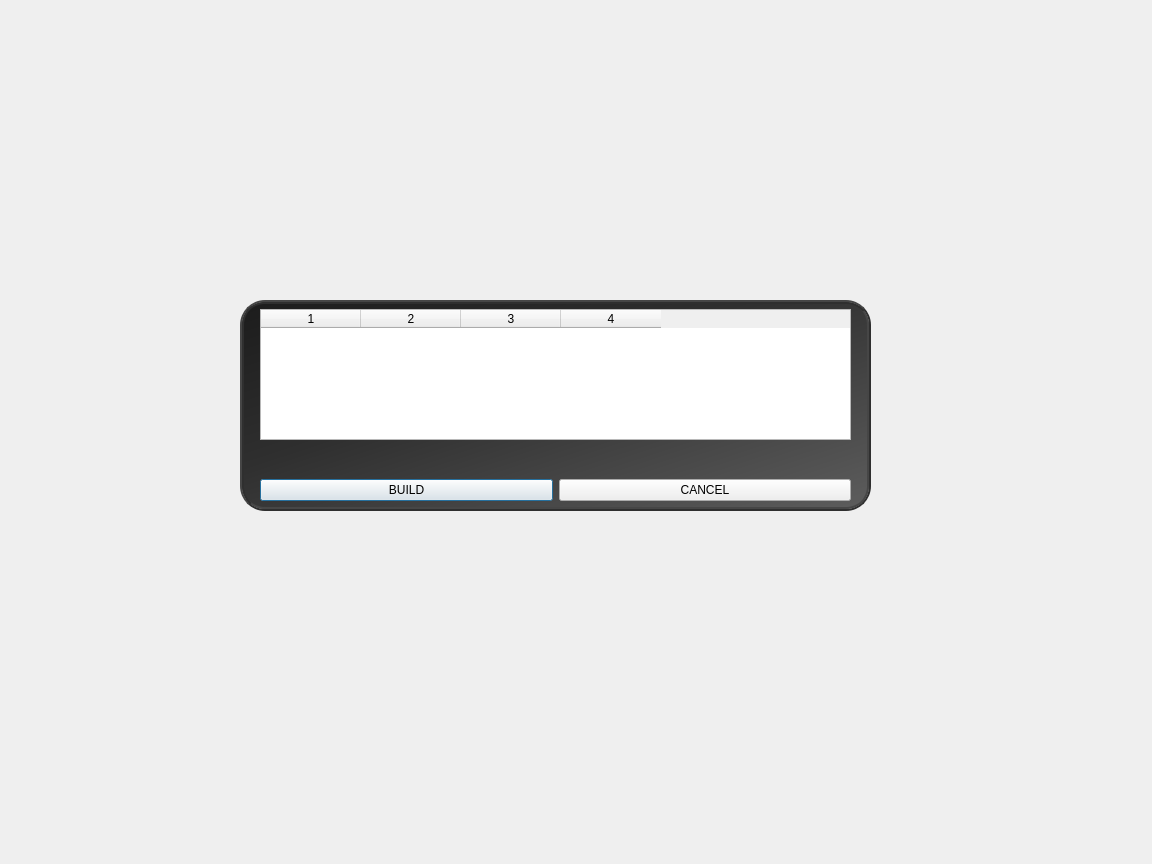
Before: the Qt Designer form src/client/gui/build.ui in HqWisen/CityLord, drawn with Qt 5.
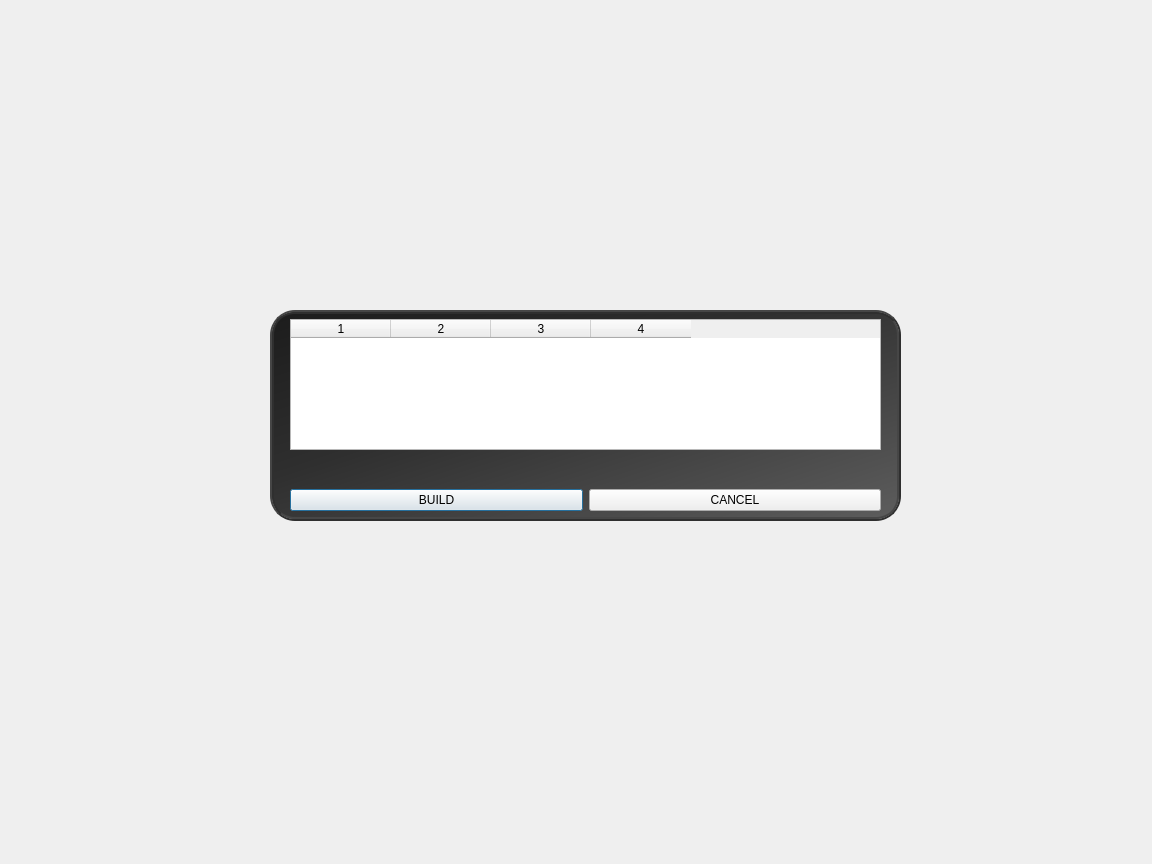
After: the same form once the commit is applied. Icons and pictures are not drawn.

```diff
--- a/src/client/gui/build.ui
+++ b/src/client/gui/build.ui
@@ -19,8 +19,8 @@
   <widget class="QFrame" name="frame">
    <property name="geometry">
     <rect>
-     <x>240</x>
-     <y>300</y>
+     <x>270</x>
+     <y>310</y>
      <width>631</width>
      <height>211</height>
     </rect>
```
